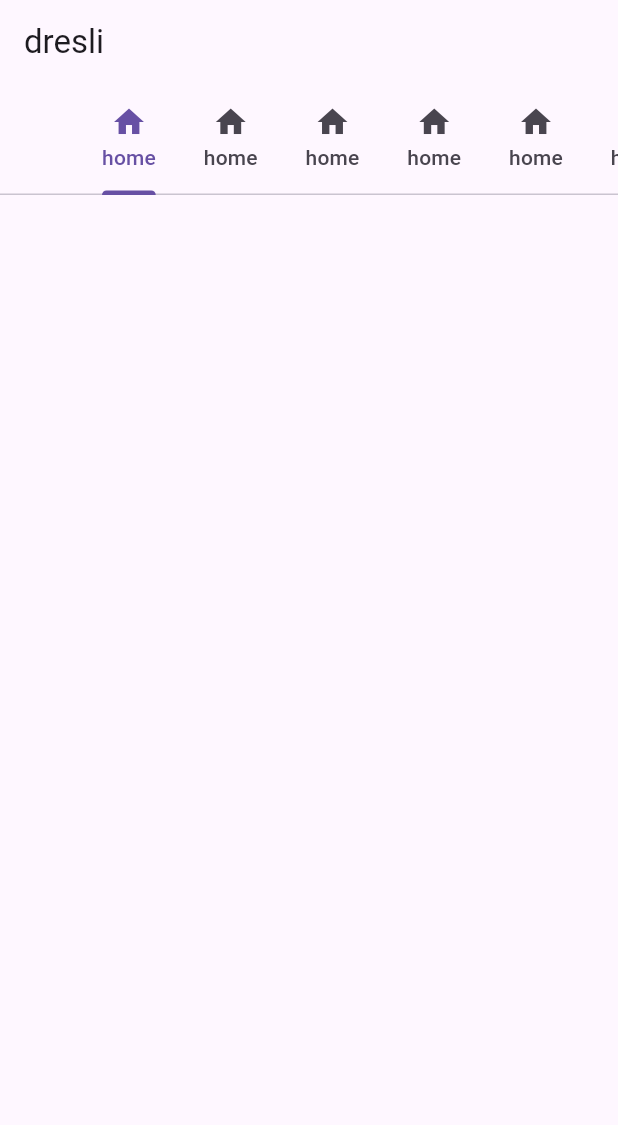
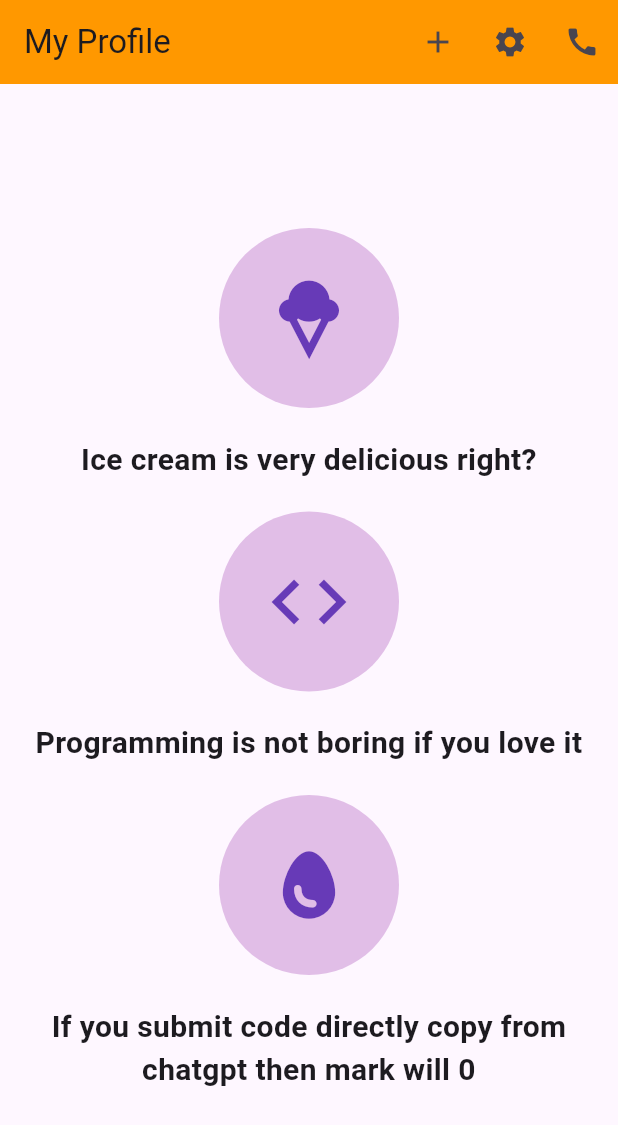
Before and after one commit to trazishamasshoikot/app1, a Flutter app: the screen it shows after launch, on a phone screen of 412 x 824 dp. Shown: the top 1125 px of the screen. Run offline on Flutter 3.47's test engine with Material 3 defaults, Android fonts, the phone set to English and light mode, and no system bars.

Commit message:
commit one

```diff
--- a/lib/main.dart
+++ b/lib/main.dart
@@ -1,53 +1,89 @@
 import 'package:flutter/material.dart';
 
-void main() => runApp(const MyApp());
+void main() => runApp(MyApp());
+
 class MyApp extends StatelessWidget {
-  const MyApp({super.key});
-
   @override
   Widget build(BuildContext context) {
     return MaterialApp(
-      theme: ThemeData(primarySwatch: Colors.green),
-      darkTheme: ThemeData(primarySwatch: Colors.blue),
-      color: Colors.blue,
-      debugShowCheckedModeBanner: false,
-      home:HomeActivity(),
+      home: MyProfileScreen(),
     );
   }
 }
 
-class HomeActivity extends StatelessWidget {
-  const HomeActivity({super.key});
+class MyProfileScreen extends StatelessWidget {
+  @override
+  Widget build(BuildContext context) {
+    return Scaffold(
+      appBar: AppBar(
+        backgroundColor: Colors.orange,
+        title: Text('My Profile'),
+        actions: [
+          IconButton(
+            icon: Icon(Icons.add),
+            onPressed: () {},
+          ),
+          IconButton(
+            icon: Icon(Icons.settings),
+            onPressed: () {},
+          ),
+          IconButton(
+            icon: Icon(Icons.call),
+            onPressed: () {},
+          ),
+        ],
+      ),
+      body: Padding(
+        padding: const EdgeInsets.all(16.0),
+        child: Column(
+          mainAxisAlignment: MainAxisAlignment.center,
+          children: [
+            ProfileItem(
+              icon: Icons.icecream,
+              text: 'Ice cream is very delicious right?',
+            ),
+            SizedBox(height: 20),
+            ProfileItem(
+              icon: Icons.code,
+              text: 'Programming is not boring if you love it',
+            ),
+            SizedBox(height: 20),
+            ProfileItem(
+              icon: Icons.egg,
+              text: 'If you submit code directly copy from chatgpt then mark will 0',
+            ),
+          ],
+        ),
+      ),
+    );
+  }
+}
 
+class ProfileItem extends StatelessWidget {
+  final IconData icon;
+  final String text;
+
+  ProfileItem({required this.icon, required this.text});
 
   @override
   Widget build(BuildContext context) {
-
-    return DefaultTabController(
-        length: 8,
-        child: Scaffold(
-         appBar: AppBar(
-          title: Text("dresli"),
-          bottom: TabBar(
-           isScrollable: true,
-          tabs: [
-            Tab(icon: Icon (Icons.home),text: "home",),
-            Tab(icon: Icon (Icons.home),text: "home",),
-            Tab(icon: Icon (Icons.home),text: "home",),
-            Tab(icon: Icon (Icons.home),text: "home",),
-            Tab(icon: Icon (Icons.home),text: "home",),
-            Tab(icon: Icon (Icons.home),text: "home",),
-            Tab(icon: Icon (Icons.home),text: "home",),
-            Tab(icon: Icon (Icons.home),text: "home",)
-            ],
+    return Column(
+      children: [
+        CircleAvatar(
+          backgroundColor: Colors.purple.shade100,
+          radius: 60,
+          child: Icon(icon, size: 60, color: Colors.deepPurple),
+        ),
+        SizedBox(height: 20),
+        Text(
+          text,
+          textAlign: TextAlign.center,
+          style: TextStyle(
+            fontSize: 20,
+            fontWeight: FontWeight.bold,
           ),
         ),
-          body: TabBarView(
-            children: [
-
-            ],
-          ),
-      )
+      ],
     );
   }
 }
```
Also changed, not shown: lib/shoiloi.dart (deleted).
